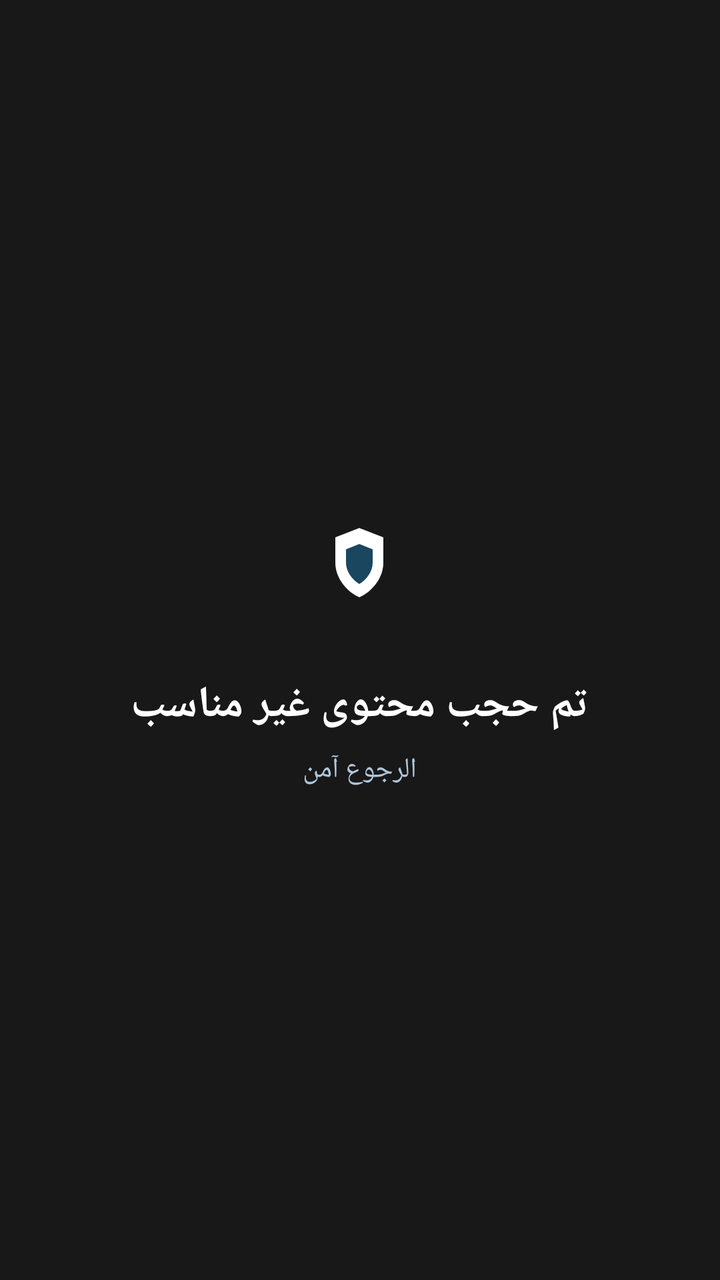
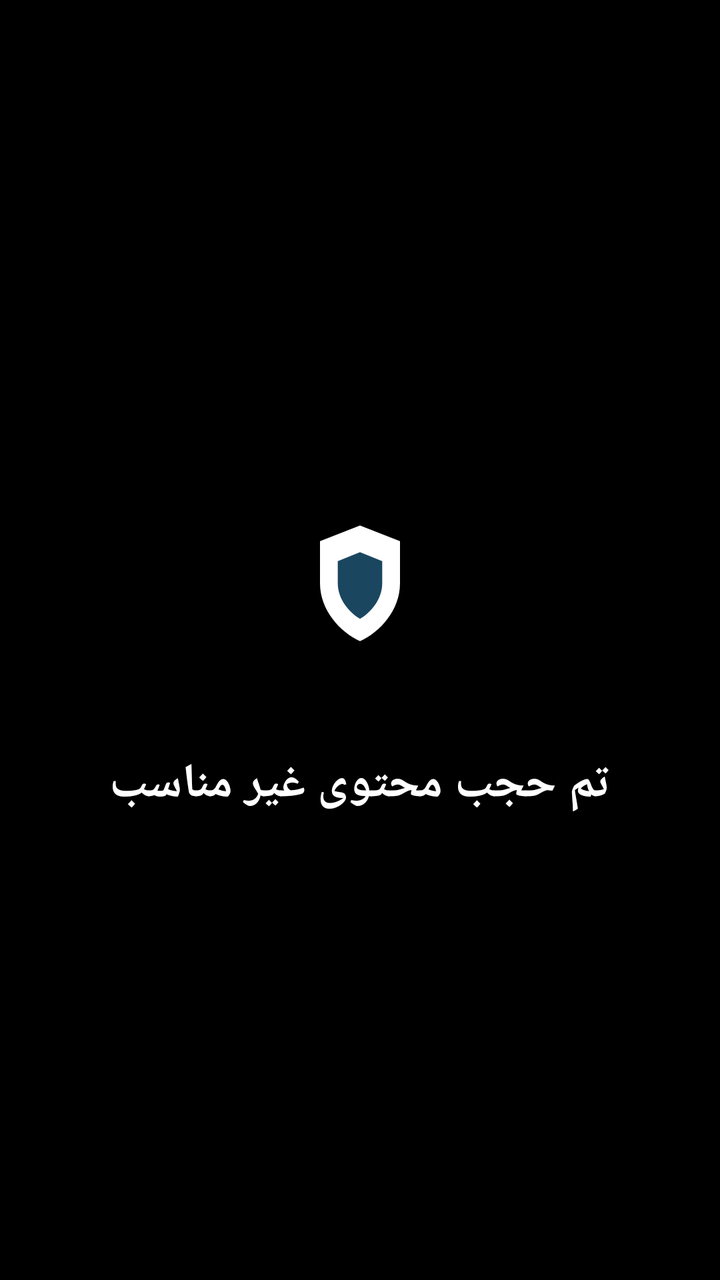

Before-and-after screenshots of an Android layout around one commit, followed by the original layout XML and the change that was made.
<!-- AndroidManifest.xml: application theme Theme.NSFWShield -->
<!-- res/layout/overlay_blocked.xml -->
<?xml version="1.0" encoding="utf-8"?>
<FrameLayout xmlns:android="http://schemas.android.com/apk/res/android"
    android:layout_width="match_parent"
    android:layout_height="match_parent"
    android:background="@color/overlay_bg"
    android:clickable="true"
    android:focusable="true">

    <LinearLayout
        android:layout_width="wrap_content"
        android:layout_height="wrap_content"
        android:layout_gravity="center"
        android:gravity="center"
        android:orientation="vertical"
        android:padding="40dp">

        <ImageView
            android:layout_width="72dp"
            android:layout_height="72dp"
            android:src="@drawable/ic_shield_foreground"
            android:contentDescription="@string/app_name" />

        <TextView
            android:layout_width="wrap_content"
            android:layout_height="wrap_content"
            android:layout_marginTop="20dp"
            android:text="@string/overlay_blocked_text"
            android:textColor="@color/overlay_text"
            android:textSize="22sp"
            android:textStyle="bold" />

        <TextView
            android:layout_width="wrap_content"
            android:layout_height="wrap_content"
            android:layout_marginTop="8dp"
            android:text="@string/overlay_blocked_sub"
            android:textColor="@color/overlay_sub"
            android:textSize="14sp" />
    </LinearLayout>
</FrameLayout>
<!-- resources referenced by this layout -->
<resources>
  <color name="overlay_bg">#E6000000</color>
  <color name="overlay_sub">#B0C5D9</color>
  <color name="overlay_text">#FFFFFF</color>
  <!-- drawable ic_shield_foreground (drawable) -->
  <vector xmlns:android="http://schemas.android.com/apk/res/android"
      android:width="108dp"
      android:height="108dp"
      android:viewportWidth="108"
      android:viewportHeight="108">
      <path
          android:fillColor="#FFFFFF"
          android:pathData="M54,28 L72,35 L72,54 C72,66 63,76 54,80 C45,76 36,66 36,54 L36,35 Z" />
      <path
          android:fillColor="@color/primary_700"
          android:pathData="M54,40 L64,44 L64,54 C64,61 59,67 54,70 C49,67 44,61 44,54 L44,44 Z" />
  </vector>
  <string name="app_name">Shield</string>
  <string name="overlay_blocked_sub">الرجوع آمن</string>
  <string name="overlay_blocked_text">تم حجب محتوى غير مناسب</string>
  <style name="Theme.NSFWShield" parent="Theme.MaterialComponents.DayNight.NoActionBar">
          <item name="colorPrimary">@color/primary_500</item>
          <item name="colorPrimaryVariant">@color/primary_700</item>
          <item name="colorOnPrimary">@color/white</item>
          <item name="colorSecondary">@color/secondary_400</item>
          <item name="colorSecondaryVariant">@color/secondary_600</item>
          <item name="colorOnSecondary">@color/black</item>
          <item name="android:colorBackground">@color/neutral_50</item>
          <item name="colorSurface">@color/white</item>
          <item name="colorOnSurface">@color/neutral_800</item>
          <item name="colorError">@color/error_500</item>
          <item name="colorOnError">@color/white</item>
          <item name="android:statusBarColor" tools:targetApi="21">@color/primary_700</item>
      </style>
  <color name="primary_700">#1B4660</color>
  <color name="primary_500">#2E6F8E</color>
  <color name="white">#FFFFFF</color>
  <color name="secondary_400">#E69E33</color>
  <color name="secondary_600">#A86613</color>
  <color name="black">#000000</color>
  <color name="neutral_50">#FAFAFA</color>
  <color name="neutral_800">#303030</color>
  <color name="error_500">#C0392B</color>
</resources>

<!-- the commit's change to res/layout/overlay_blocked.xml (unified diff, before → after) -->
@@ -1,40 +1,26 @@
 <?xml version="1.0" encoding="utf-8"?>
-<FrameLayout xmlns:android="http://schemas.android.com/apk/res/android"
+<LinearLayout xmlns:android="http://schemas.android.com/apk/res/android"
     android:layout_width="match_parent"
     android:layout_height="match_parent"
-    android:background="@color/overlay_bg"
-    android:clickable="true"
-    android:focusable="true">
+    android:background="#FF000000"
+    android:gravity="center"
+    android:orientation="vertical"
+    android:padding="32dp">
 
-    <LinearLayout
+    <ImageView
+        android:layout_width="120dp"
+        android:layout_height="120dp"
+        android:src="@drawable/ic_shield_foreground"
+        android:contentDescription="Shield Logo" />
+
+    <TextView
         android:layout_width="wrap_content"
         android:layout_height="wrap_content"
-        android:layout_gravity="center"
-        android:gravity="center"
-        android:orientation="vertical"
-        android:padding="40dp">
-
-        <ImageView
-            android:layout_width="72dp"
-            android:layout_height="72dp"
-            android:src="@drawable/ic_shield_foreground"
-            android:contentDescription="@string/app_name" />
-
-        <TextView
-            android:layout_width="wrap_content"
-            android:layout_height="wrap_content"
-            android:layout_marginTop="20dp"
-            android:text="@string/overlay_blocked_text"
-            android:textColor="@color/overlay_text"
-            android:textSize="22sp"
-            android:textStyle="bold" />
-
-        <TextView
-            android:layout_width="wrap_content"
-            android:layout_height="wrap_content"
-            android:layout_marginTop="8dp"
-            android:text="@string/overlay_blocked_sub"
-            android:textColor="@color/overlay_sub"
-            android:textSize="14sp" />
-    </LinearLayout>
-</FrameLayout>
+        android:layout_marginTop="24dp"
+        android:text="تم حجب محتوى غير مناسب"
+        android:textColor="#FFFFFF"
+        android:textSize="24sp"
+        android:textStyle="bold"
+        android:gravity="center" />
+        
+</LinearLayout>
<!-- resource entries referenced after the edit -->
@@ -1,8 +1,5 @@
 <!-- resources referenced by this layout -->
 <resources>
-  <color name="overlay_bg">#E6000000</color>
-  <color name="overlay_sub">#B0C5D9</color>
-  <color name="overlay_text">#FFFFFF</color>
   <!-- drawable ic_shield_foreground (drawable) -->
   <vector xmlns:android="http://schemas.android.com/apk/res/android"
       android:width="108dp"
@@ -16,9 +13,6 @@
           android:fillColor="@color/primary_700"
           android:pathData="M54,40 L64,44 L64,54 C64,61 59,67 54,70 C49,67 44,61 44,54 L44,44 Z" />
   </vector>
-  <string name="app_name">Shield</string>
-  <string name="overlay_blocked_sub">الرجوع آمن</string>
-  <string name="overlay_blocked_text">تم حجب محتوى غير مناسب</string>
   <style name="Theme.NSFWShield" parent="Theme.MaterialComponents.DayNight.NoActionBar">
           <item name="colorPrimary">@color/primary_500</item>
           <item name="colorPrimaryVariant">@color/primary_700</item>
